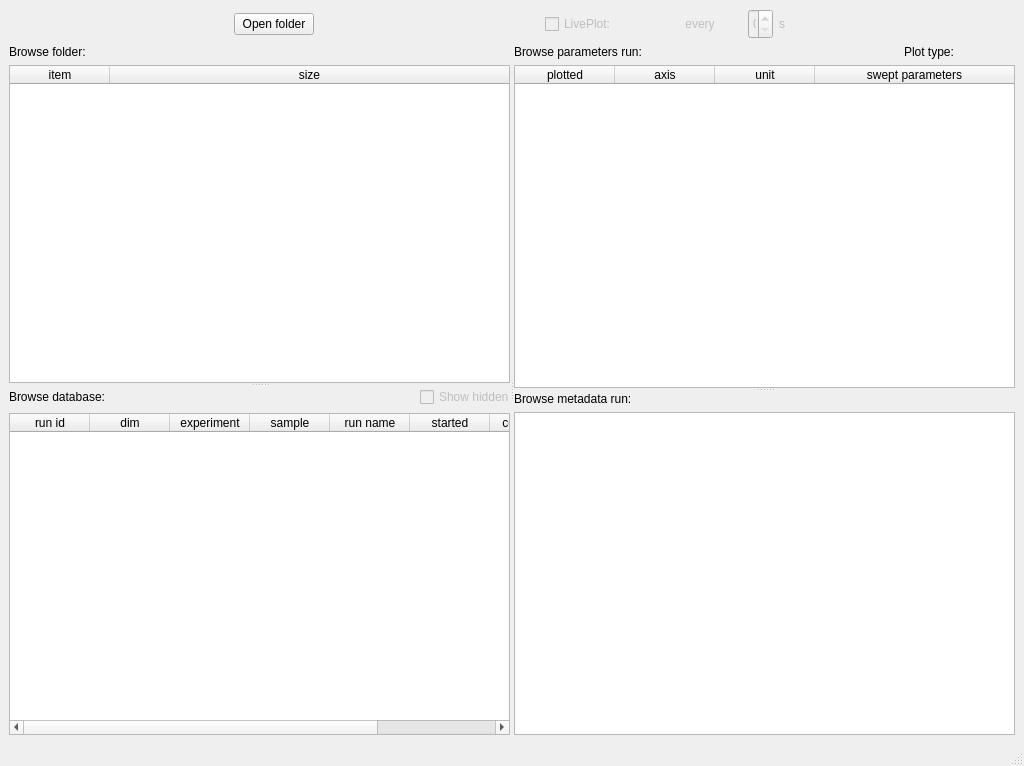
The window that ui/main.ui (pyplotter/pyplotter) describes before a commit, drawn with Qt 5.
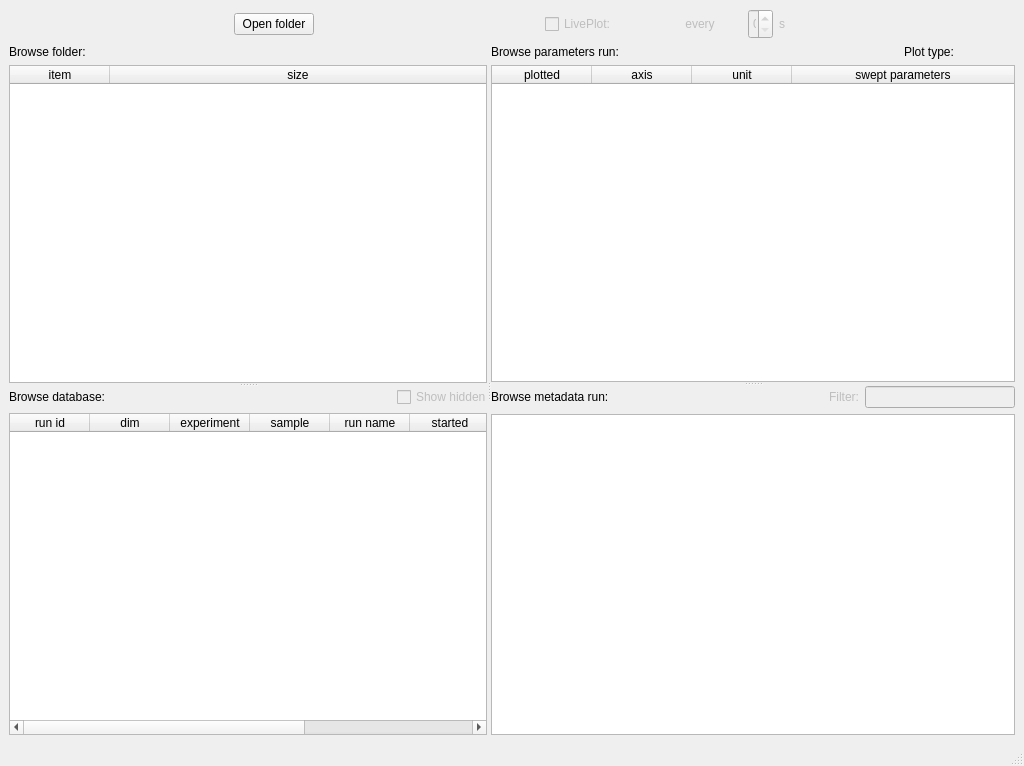
The same window after the commit. Custom widgets are drawn as their Qt base class.

Diff of the .ui file:
```diff
--- a/ui/main.ui
+++ b/ui/main.ui
@@ -485,6 +485,46 @@
                   </property>
                  </widget>
                 </item>
+                <item>
+                 <widget class="QLabel" name="labelFilter">
+                  <property name="enabled">
+                   <bool>false</bool>
+                  </property>
+                  <property name="maximumSize">
+                   <size>
+                    <width>40</width>
+                    <height>16777215</height>
+                   </size>
+                  </property>
+                  <property name="text">
+                   <string>Filter:</string>
+                  </property>
+                  <property name="alignment">
+                   <set>Qt::AlignRight|Qt::AlignTrailing|Qt::AlignVCenter</set>
+                  </property>
+                 </widget>
+                </item>
+                <item>
+                 <widget class="QLineEdit" name="lineEditFilter">
+                  <property name="enabled">
+                   <bool>false</bool>
+                  </property>
+                  <property name="maximumSize">
+                   <size>
+                    <width>150</width>
+                    <height>16777215</height>
+                   </size>
+                  </property>
+                  <property name="font">
+                   <font>
+                    <italic>true</italic>
+                   </font>
+                  </property>
+                  <property name="text">
+                   <string/>
+                  </property>
+                 </widget>
+                </item>
                </layout>
               </item>
               <item>
```
